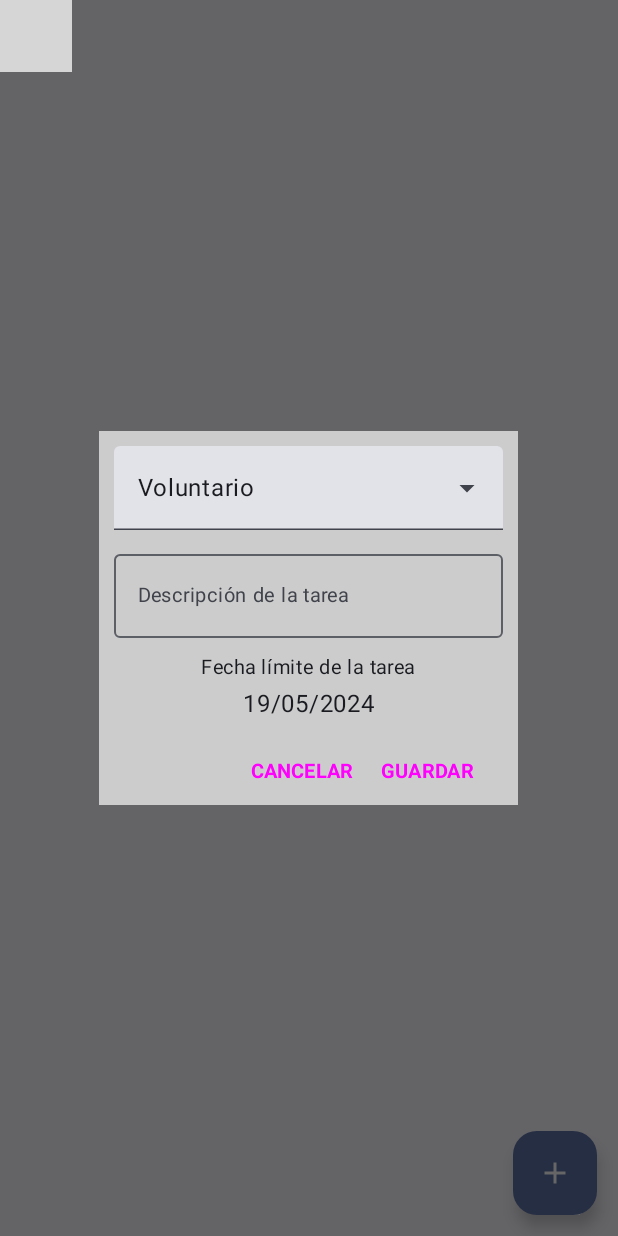
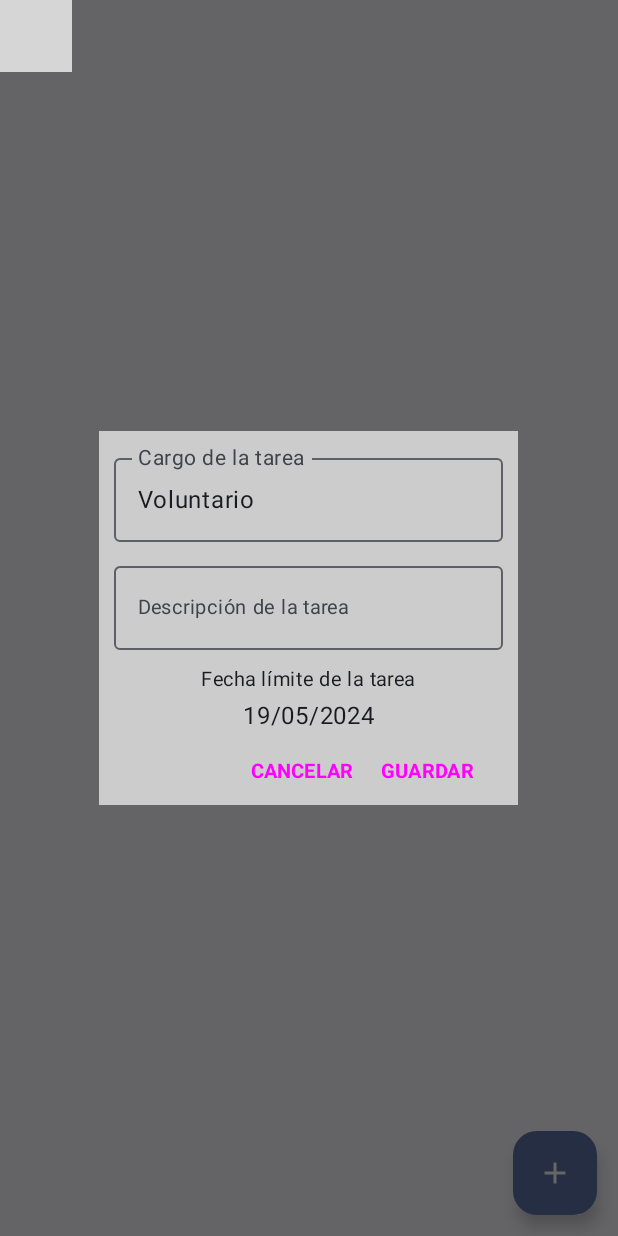
Before and after one commit to Pacort0/TFG, an Android app built with Jetpack Compose: the composable TareasScreen shown on its own in the app's theme, after a tap on "Agregar tarea", on a phone screen of 412 x 824 dp. Run offline under Robolectric (Android 15) with nearby library versions, the phone set to English and light mode, and no system bars; our stand-ins replace Firebase (no records; nobody signed in at launch, a user with empty details on screens opened directly); libraries missing offline, so code that uses them is left out: com.vanpra.composematerialdialogs, java.util, kotlin.random; network calls fail; 6 statements that could not run were skipped; grey boxes are pictures that could not be loaded.

Commit message:
crear tarea segun rol

```diff
--- a/app/src/main/java/com/example/regalanavidad/loginSignUp/WaitingEmailVerificationScreen.kt
+++ b/app/src/main/java/com/example/regalanavidad/loginSignUp/WaitingEmailVerificationScreen.kt
@@ -55,7 +55,7 @@ fun WaitForEmailVerificationScreen(auth: FirebaseAuth) {
     }
     Box(modifier = Modifier.padding(40.dp, 0.dp, 40.dp, 0.dp)) {
         Spacer(modifier = Modifier.height(20.dp))
-        Text(text = "Enlace de verificación enviado. Valida tu correo")
+        Text(text = "Enlace de verificación enviado. Valida tu correo", color = Color.Black)
     }
     Spacer(modifier = Modifier.height(30.dp))
         Button(
--- a/app/src/main/java/com/example/regalanavidad/organizadorScreens/PaginaTareas.kt
+++ b/app/src/main/java/com/example/regalanavidad/organizadorScreens/PaginaTareas.kt
@@ -82,7 +82,7 @@ fun TareasScreen(){
     val fechaFormateada by remember{ derivedStateOf { DateTimeFormatter.ofPattern("dd/MM/yyyy").format(fechaEscogida) } }
     val fechaDialogState = rememberMaterialDialogState()
     val scope = rememberCoroutineScope()
-    val options = listOf("Secretaría", "Tesorería", "RR.II.", "Logística", "Imagen", "Voluntario")
+    val options = listOf("Secretaría", "Tesorería", "RR.II.", "Logística", "Imagen", "Voluntario, Coordinador")
     var expanded by remember { mutableStateOf(false) }
     var rolSeleccionado by remember { mutableStateOf(usuario.nombreRango) }
     val drawerState = rememberDrawerState(initialValue = DrawerValue.Closed)
@@ -109,6 +109,7 @@ fun TareasScreen(){
                     verticalArrangement = Arrangement.Center,
                     horizontalAlignment = Alignment.CenterHorizontally
                 ) {
+                    if(usuario.nombreRango == "Coordinador"){
                         ExposedDropdownMenuBox(
                             expanded = expanded,
                             onExpandedChange = { expanded = !expanded },
@@ -137,6 +138,18 @@ fun TareasScreen(){
                                     )
                                 }
                             }
+                        }
+                    } else {
+                        OutlinedTextField(
+                            value = usuario.nombreRango,
+                            onValueChange = {},
+                            readOnly = true,
+                            label = {
+                            Text(
+                                text = "Cargo de la tarea",
+                                fontSize = 14.sp
+                            )
+                        })
                     }
                     Spacer(modifier = Modifier.height(8.dp))
                     OutlinedTextField(
```
Lines whose indentation alone changed are shown as unchanged.
